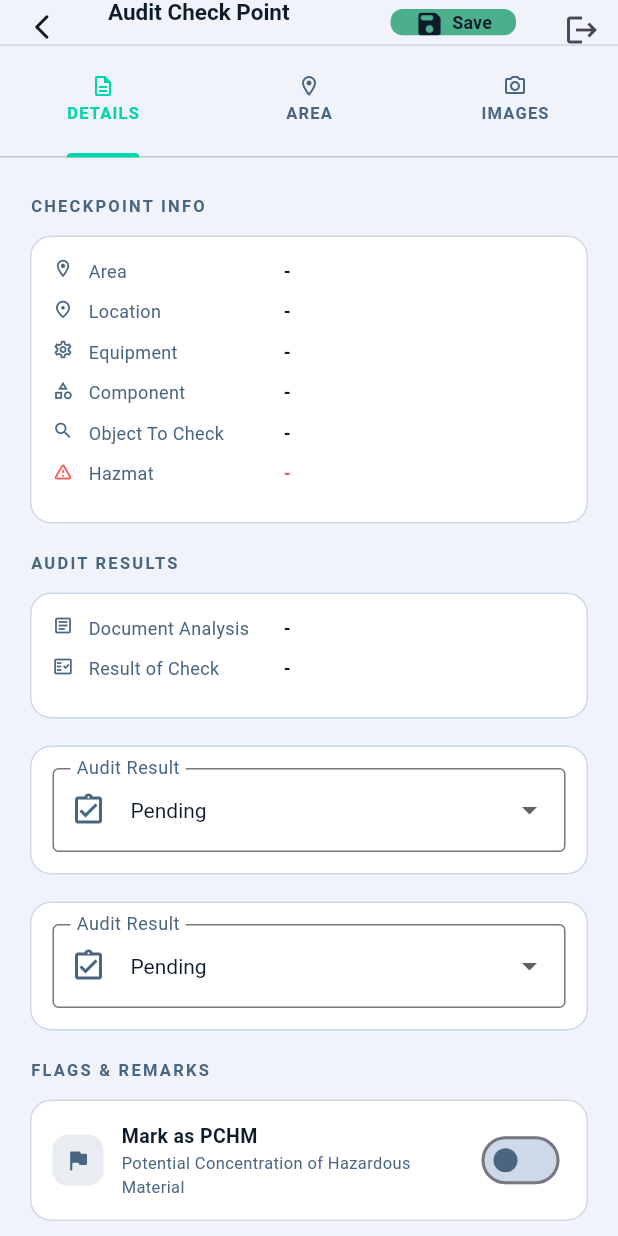
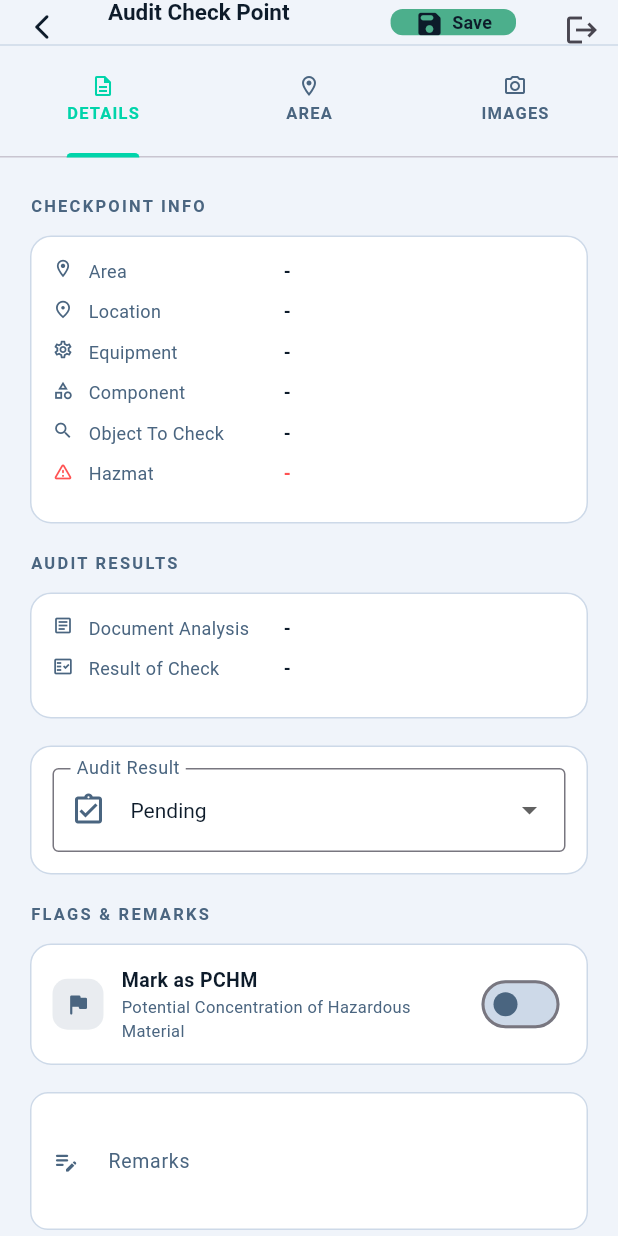
Before and after one commit to haseena-s-aries/IHM_MOBILEAPP, a Flutter app: the IhmCheckpointDetailScreen screen opened directly with empty values, on a phone screen of 412 x 824 dp. Run offline on Flutter 3.47's test engine with Material 3 defaults, Android fonts, the phone set to English and light mode, and no system bars; our stand-ins replace connectivity_plus, file_picker, image_picker, open_file, shared_preferences, signature and 3 more; missing offline and left inert: flutter_pdfview, pasteboard, syncfusion_flutter_pdf, syncfusion_flutter_pdfviewer; accounts and stored records are empty.

Commit message:
checkpoint detail updated

```diff
--- a/lib/ihm_checkpoint_detail_screen.dart
+++ b/lib/ihm_checkpoint_detail_screen.dart
@@ -3,7 +3,6 @@ import 'package:Auras/ihm_area.dart';
 import 'package:Auras/screen/screen/ihm_conflict_review_screen.dart';
 import 'package:Auras/service/IhmOfflineService.dart';
 import 'package:Auras/service/api_service.dart';
-import 'package:Auras/service/sync_service.dart';
 import 'package:Auras/utils/app_dialog.dart';
 import 'package:Auras/service/sync_service.dart';
 import 'package:http/http.dart' as http;
@@ -78,6 +77,7 @@ class _IhmCheckpointDetailScreenState extends State<IhmCheckpointDetailScreen> {
   late String auditStatus;
   bool _saving = false;
   bool _isLoggingOut = false;
+
   late bool _auditSaved;
   late TextEditingController remarks;
   late TextEditingController locationRemarks;
@@ -561,39 +561,6 @@ class _DetailsTab extends StatelessWidget {
           ),
         ),
         // ── PCHM & Remarks ────────────────────────────────────────────────
-        Container(
-          width: double.infinity,
-          margin: const EdgeInsets.only(bottom: 18),
-          padding: const EdgeInsets.all(14),
-          decoration: BoxDecoration(
-            color: _c.bgCard,
-            borderRadius: BorderRadius.circular(14),
-            border: Border.all(color: _c.divider, width: 1),
-          ),
-          child: DropdownButtonFormField<String>(
-            value: auditStatus,
-            decoration: InputDecoration(
-              labelText: 'Audit Result',
-              labelStyle: TextStyle(color: _c.textSecond),
-              prefixIcon: Icon(
-                Icons.assignment_turned_in_outlined,
-                color: _auditColor,
-              ),
-              border: const OutlineInputBorder(),
-            ),
-            dropdownColor: _c.bgCard,
-            style: TextStyle(color: _c.textPrimary),
-            items: const [
-              DropdownMenuItem(value: 'Pending', child: Text('Pending')),
-              DropdownMenuItem(value: 'InProgress', child: Text('In Progress')),
-              DropdownMenuItem(value: 'Done', child: Text('Done')),
-            ],
-            onChanged: (value) {
-              if (value != null) onAuditResultChanged(value);
-            },
-          ),
-        ),
-
         _sectionLabel('FLAGS & REMARKS'),
         Container(
           margin: const EdgeInsets.only(bottom: 18),
```
